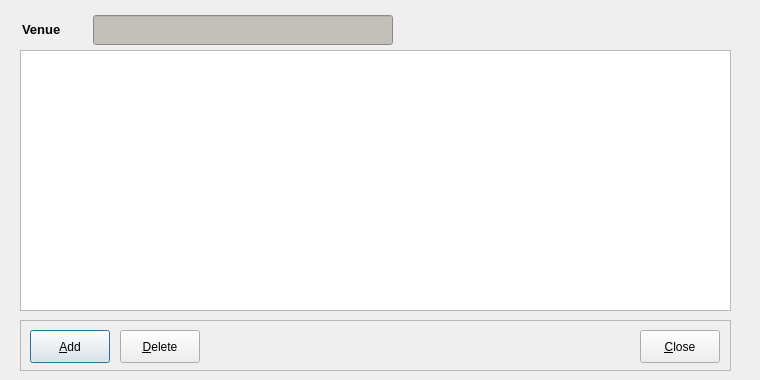
This is code/pyqt/gui/playerhistory_entry.ui in soccermetrics/marcotti-desktop as Qt 5 draws it before an edit. The edited form follows.
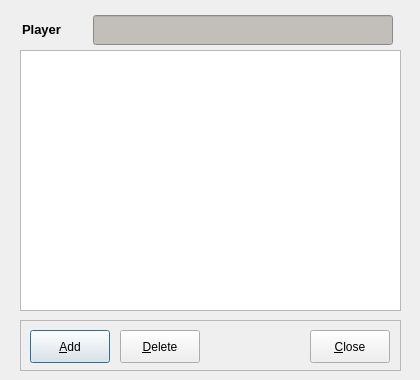
This is the edited form. Icons and pictures are not drawn.

Commit message: Revisions to player height/weight tracking dialog (#12)

The edit to the form file:
```diff
--- a/code/pyqt/gui/playerhistory_entry.ui
+++ b/code/pyqt/gui/playerhistory_entry.ui
@@ -6,19 +6,19 @@
    <rect>
     <x>0</x>
     <y>0</y>
-    <width>760</width>
+    <width>420</width>
     <height>380</height>
    </rect>
   </property>
   <property name="minimumSize">
    <size>
-    <width>760</width>
+    <width>420</width>
     <height>380</height>
    </size>
   </property>
   <property name="maximumSize">
    <size>
-    <width>760</width>
+    <width>420</width>
     <height>380</height>
    </size>
   </property>
@@ -30,7 +30,7 @@
     <rect>
      <x>20</x>
      <y>50</y>
-     <width>711</width>
+     <width>381</width>
      <height>261</height>
     </rect>
    </property>
@@ -40,7 +40,7 @@
     <rect>
      <x>20</x>
      <y>320</y>
-     <width>711</width>
+     <width>381</width>
      <height>51</height>
     </rect>
    </property>
@@ -117,7 +117,7 @@
    <widget class="QPushButton" name="closeButton">
     <property name="geometry">
      <rect>
-      <x>620</x>
+      <x>290</x>
       <y>10</y>
       <width>80</width>
       <height>33</height>
@@ -153,7 +153,7 @@
     </property>
    </widget>
   </widget>
-  <widget class="QWidget" name="">
+  <widget class="QWidget" name="layoutWidget">
    <property name="geometry">
     <rect>
      <x>17</x>
@@ -182,7 +182,7 @@
 &lt;html&gt;&lt;head&gt;&lt;meta name=&quot;qrichtext&quot; content=&quot;1&quot; /&gt;&lt;style type=&quot;text/css&quot;&gt;
 p, li { white-space: pre-wrap; }
 &lt;/style&gt;&lt;/head&gt;&lt;body style=&quot; font-family:'Sans'; font-size:10pt; font-weight:400; font-style:normal;&quot;&gt;
-&lt;p style=&quot; margin-top:0px; margin-bottom:0px; margin-left:0px; margin-right:0px; -qt-block-indent:0; text-indent:0px;&quot;&gt;&lt;span style=&quot; font-weight:600;&quot;&gt;Venue&lt;/span&gt;&lt;/p&gt;&lt;/body&gt;&lt;/html&gt;</string>
+&lt;p style=&quot; margin-top:0px; margin-bottom:0px; margin-left:0px; margin-right:0px; -qt-block-indent:0; text-indent:0px;&quot;&gt;&lt;span style=&quot; font-weight:600;&quot;&gt;Player&lt;/span&gt;&lt;/p&gt;&lt;/body&gt;&lt;/html&gt;</string>
       </property>
      </widget>
     </item>
```
Left out of the diff: 12 changed lines with no effect on the pictures.
